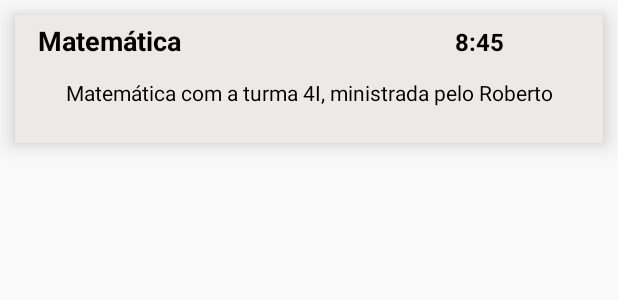
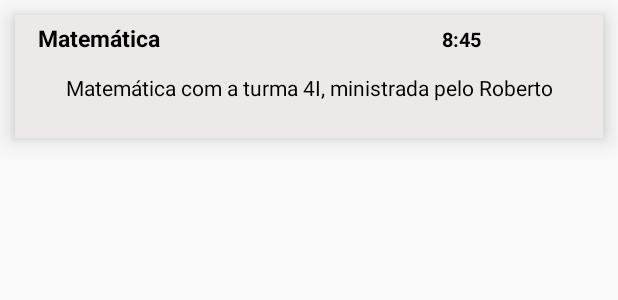
Before and after one commit to Messeias/comigue2, an Android app: the layout materia_item_list.xml on its own in the app's theme, with its tools: preview values and no code run, on a phone screen of 412 x 824 dp. Shown: the top 300 px of the screen. Run offline under Robolectric (Android 15) with nearby library versions, the phone set to English and light mode, and no system bars.

```diff
--- a/app/build.gradle
+++ b/app/build.gradle
@@ -43,7 +43,5 @@ dependencies {
     compile 'com.squareup.retrofit2:retrofit:2.3.0'
     compile 'com.squareup.retrofit2:converter-gson:2.3.0'
     compile 'com.prolificinteractive:material-calendarview:1.4.3'
-    // https://mvnrepository.com/artifact/org.codehaus.jackson/jackson-mapper-asl
-    compile group: 'org.codehaus.jackson', name: 'jackson-mapper-asl', version: '1.9.13'
 
 }
--- a/app/src/main/java/comigue/com/br/comigue/InicioActivity.java
+++ b/app/src/main/java/comigue/com/br/comigue/InicioActivity.java
@@ -75,6 +75,8 @@ public class InicioActivity extends Activity {
             @Override
             public void onFailure(Call<List<Materia>> call, Throwable t) {
                 Log.e("não deu ", "onFailure: " );
+                t.printStackTrace();
+                Log.i(t.getMessage(), "onFailure: ");
             }
         });
     }
--- a/app/src/main/java/comigue/com/br/comigue/consumer/MateriaConsumer.java
+++ b/app/src/main/java/comigue/com/br/comigue/consumer/MateriaConsumer.java
@@ -47,7 +47,7 @@ public class MateriaConsumer {
             @Override
             public Date deserialize(JsonElement json, Type typeOfT,
                                     JsonDeserializationContext context) throws JsonParseException {
-                return json == null ? null : new Date(json.getAsLong());
+                return json == null ? null : new Date(/*json.getAsLong()*/);
             }
         };
 
--- a/app/src/main/res/layout/materia_item_list.xml
+++ b/app/src/main/res/layout/materia_item_list.xml
@@ -13,32 +13,42 @@
         <LinearLayout
             android:layout_width="match_parent"
             android:layout_height="wrap_content"
-            android:orientation="horizontal">
+            android:orientation="horizontal"
+            android:weightSum="1">
             <TextView
                 android:id="@+id/list_nome_materia"
-                android:layout_width="150dp"
+                android:layout_width="116dp"
                 android:layout_height="wrap_content"
                 android:paddingLeft="15dp"
-                android:layout_weight="0.7"
                 android:text="Matemática"
                 android:gravity="start"
                 android:textAlignment="textStart"
-                android:textSize="18sp"
+                android:textSize="15sp"
+                android:lines="1"
                 android:textColor="@color/black"
-                android:textStyle="normal|bold" />
+                android:textStyle="normal|bold"
+                android:layout_weight="0.75" />
 
             <TextView
                 android:id="@+id/list_horario_materia"
-                android:layout_width="wrap_content"
                 android:layout_height="wrap_content"
                 android:padding="10px"
-                android:layout_weight="0.3"
                 android:text="8:45"
+                android:lines="1"
+                android:layout_marginLeft="5sp"
                 android:gravity="start"
                 android:textAlignment="textStart"
-                android:textSize="16sp"
+                android:textSize="13sp"
+                android:focusable="true"
+                android:focusableInTouchMode="true"
+                android:singleLine="true"
+                android:scrollHorizontally="true"
+                android:ellipsize="marquee"
+                android:marqueeRepeatLimit ="marquee_forever"
                 android:textColor="@color/black"
-                android:textStyle="normal|bold" />
+                android:textStyle="normal|bold"
+                android:layout_width="61dp"
+                android:layout_weight="0.18" />
         </LinearLayout>
 
         <LinearLayout
```
Also changed, not shown: app/src/main/java/comigue/com/br/comigue/ListarMateriasAdapter.java (+11 -1 lines), app/src/main/java/comigue/com/br/comigue/NovaMateriaActivity.java (+10 -0 lines), app/src/main/java/comigue/com/br/comigue/NovoPlanoDeEnsinoActivity.java (+12 -10 lines), app/src/main/java/comigue/com/br/comigue/consumer/ConviteConsumer.java (+66 -1 lines).
